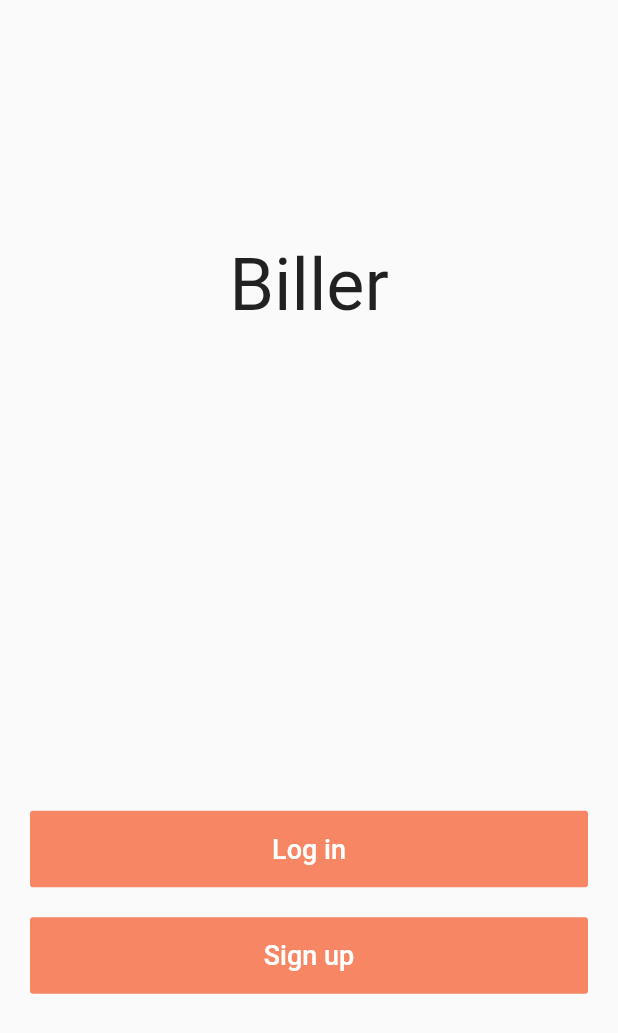
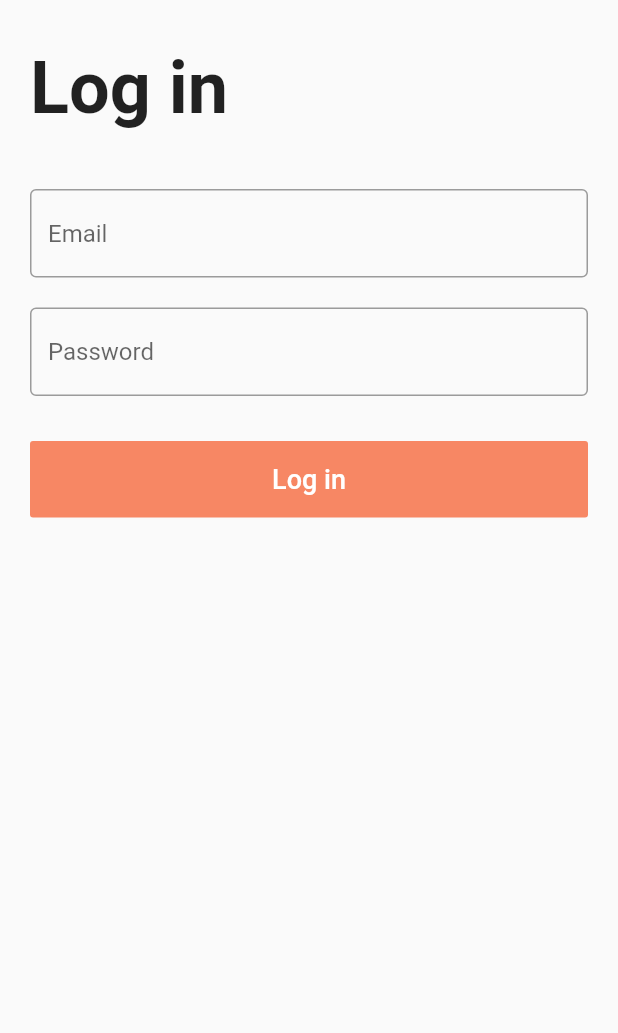
Before and after one commit to roshinkm17/BillMore, a Flutter app: the screen it shows after launch, after a tap on "Log in", on a phone screen of 412 x 824 dp. Shown: the top 1033 px of the screen. Run offline on Flutter 3.47's test engine with Material 2 defaults, Android fonts, the phone set to English and light mode, and no system bars; missing offline and left inert: backendless_sdk, gx_file_picker.

Commit message:
Backend connected

```diff
--- a/lib/main.dart
+++ b/lib/main.dart
@@ -1,14 +1,27 @@
+import 'package:biller/screens/home_screen.dart';
+import 'package:biller/screens/login_screen.dart';
 import 'package:biller/screens/registration_screen_one.dart';
 import 'package:biller/screens/registration_screen_three.dart';
 import 'package:biller/screens/registration_screen_two.dart';
 import 'package:biller/screens/welcome_screen.dart';
 import 'package:flutter/material.dart';
+import 'package:backendless_sdk/backendless_sdk.dart';
 
 void main() {
   runApp(MyApp());
 }
 
-class MyApp extends StatelessWidget {
+class MyApp extends StatefulWidget {
+  @override
+  _MyAppState createState() => _MyAppState();
+}
+
+class _MyAppState extends State<MyApp> {
+  initState(){
+    super.initState();
+    Backendless.initApp("C2FF4027-F6D2-C6BC-FF32-6C7A20EF4000", "852FC7C6-1FF6-497B-8B2F-641EA373D5E5", "C204D262-FFF2-4D3C-8606-6559BB1B1ECF");
+  }
+
   @override
   Widget build(BuildContext context) {
     return MaterialApp(
@@ -22,6 +35,8 @@ class MyApp extends StatelessWidget {
         RegistrationScreenOne.id: (context) => RegistrationScreenOne(),
         RegistrationScreenTwo.id: (context) => RegistrationScreenTwo(),
         RegistrationScreenThree.id: (context) => RegistrationScreenThree(),
+        LoginScreen.id: (context) => LoginScreen(),
+        HomeScreen.id: (context) => HomeScreen(),
       },
       initialRoute: WelcomeScreen.id,
     );
--- /dev/null
+++ b/lib/screens/login_screen.dart
@@ -0,0 +1,92 @@
+import 'package:biller/components/CustomInputField.dart';
+import 'package:biller/components/mainButton.dart';
+import 'package:flutter/material.dart';
+import 'package:backendless_sdk/backendless_sdk.dart';
+
+import 'home_screen.dart';
+
+
+class LoginScreen extends StatefulWidget {
+  LoginScreen({Key key}): super(key: key);
+  static String id = "login_screen_id";
+  @override
+  _LoginScreenState createState() => _LoginScreenState();
+}
+
+class _LoginScreenState extends State<LoginScreen> {
+  Future<int> userLogin(email, password) async{
+    try{
+      var res = await Backendless.userService.login(email, password, true);
+      return 1;
+    }catch(e){
+      return 0;
+    }
+  }
+  String email, password;
+  @override
+  Widget build(BuildContext context) {
+    return Scaffold(
+      body: Builder(
+        builder: (context) => SafeArea(
+          child: Padding(
+            padding: const EdgeInsets.symmetric(horizontal: 20, vertical: 30),
+            child: ListView(
+              children: [
+                Text(
+                  "Log in",
+                  style: TextStyle(
+                    fontSize: 48,
+                    fontWeight: FontWeight.bold
+                  ),
+                ),
+                SizedBox(height: 40),
+                CustomInputField(
+                  placeholder: "Email",
+                  onChanged: (value){
+                    setState(() {
+                      email = value;
+                    });
+                  },
+                ),
+                SizedBox(height: 20),
+                TextField(
+                  obscureText: true,
+                  decoration: InputDecoration(
+                    border: OutlineInputBorder(
+                      borderSide: BorderSide(color: Colors.black),
+                    ),
+                    hintText: "Password",
+                  ),
+                  onChanged: (value){
+                    setState(() {
+                      password = value;
+                    });
+                  },
+                ),
+                SizedBox(height: 30),
+                MainButton(
+                  buttonText: "Log in",
+                  onPressed: ()async {
+                    // Navigator.pushNamed(context, routeName);
+                    int res = await userLogin(email, password);
+                    if(res == 1){
+                      Navigator.of(context).pushReplacementNamed(HomeScreen.id);
+                    }
+                    else{
+                      final snackBar = SnackBar(
+                        content: Text('Invalid Username/ Password'),
+                        duration: Duration(seconds: 2),
+                      );
+                      Scaffold.of(context).showSnackBar(snackBar);
+                    }
+                    print("Log in");
+                  },
+                ),
+              ],
+            ),
+          ),
+        ),
+      ),
+    );
+  }
+}
--- a/lib/screens/registration_screen_two.dart
+++ b/lib/screens/registration_screen_two.dart
@@ -1,4 +1,5 @@
 
+import 'package:backendless_sdk/backendless_sdk.dart';
 import 'package:biller/components/CustomInputField.dart';
 import 'package:biller/components/mainButton.dart';
 import 'package:biller/screens/registration_screen_three.dart';
@@ -75,6 +76,21 @@ class _RegistrationScreenTwoState extends State<RegistrationScreenTwo> {
                     },
                   ),
                   SizedBox(height: 10),
+                  TextField(
+                    decoration: InputDecoration(
+                      border: OutlineInputBorder(
+                        borderSide: BorderSide(color: Colors.black),
+                      ),
+                      hintText: "Password",
+                    ),
+                    obscureText: true,
+                    onChanged: (value){
+                      setState(() {
+                        company.password = value;
+                      });
+                    }
+                  ),
+                  SizedBox(height: 10),
                   CustomInputField(
                     placeholder: "Mobile Number",
                     onChanged: (value) {
@@ -88,7 +104,11 @@ class _RegistrationScreenTwoState extends State<RegistrationScreenTwo> {
               SizedBox(height: 30),
               MainButton(
                 buttonText: "Continue",
-                onPressed: (){
+                onPressed: () async{
+                  BackendlessUser user = BackendlessUser();
+                  user.email = company.email;
+                  user.password = company.password;
+                  await Backendless.userService.register(user);
                   Navigator.pushNamed(context, RegistrationScreenThree.id);
                 },
               ),
--- a/lib/screens/welcome_screen.dart
+++ b/lib/screens/welcome_screen.dart
@@ -1,11 +1,43 @@
+import 'package:backendless_sdk/backendless_sdk.dart';
 import 'package:biller/components/mainButton.dart';
 import 'package:biller/screens/registration_screen_one.dart';
 import 'package:flutter/cupertino.dart';
 import 'package:flutter/material.dart';
 
-class WelcomeScreen extends StatelessWidget {
+import 'home_screen.dart';
+import 'login_screen.dart';
+
+class WelcomeScreen extends StatefulWidget {
   static String id = "welcome_screen_id";
   WelcomeScreen({Key key}) : super(key: key);
+
+  @override
+  _WelcomeScreenState createState() => _WelcomeScreenState();
+}
+
+class _WelcomeScreenState extends State<WelcomeScreen> {
+  @override
+  void initState() {
+    // TODO: implement initState
+    super.initState();
+    checkIfLoggedIn();
+  }
+  void checkIfLoggedIn() async{
+    var token = await Backendless.userService.getUserToken();
+    if(token != null && token.isNotEmpty){
+      //User already logged in
+      print("User found!");
+      var isValid = await Backendless.userService.isValidLogin();
+      if(isValid){
+        String currentUserObjectId = await Backendless.userService.loggedInUser();
+        var user = await  Backendless.data.of("Users").findById(currentUserObjectId);
+        Navigator.of(context).pushReplacementNamed(HomeScreen.id);
+      }
+    }
+    else{
+      print("No user found!");
+    }
+  }
   @override
   Widget build(BuildContext context) {
     return Scaffold(
@@ -26,7 +58,10 @@ class WelcomeScreen extends StatelessWidget {
               children: [
                 MainButton(
                   buttonText: "Log in",
-                  onPressed: () {},
+                  onPressed: () {
+                    print("Log in");
+                    Navigator.pushNamed(context, LoginScreen.id);
+                  },
                 ),
                 SizedBox(height: 20),
                 MainButton(
--- a/lib/utility/company.dart
+++ b/lib/utility/company.dart
@@ -8,4 +8,5 @@ class Company{
   String email;
   String mobile;
   File logo, signature;
+  String password;
 }
--- a/pubspec.yaml
+++ b/pubspec.yaml
@@ -12,6 +12,7 @@ dependencies:
 
   cupertino_icons: ^1.0.0
   gx_file_picker: ^1.9.0+2
+  backendless_sdk: ^6.1.0
 
 dev_dependencies:
   flutter_test:
```
Also changed, not shown: lib/screens/home_screen.dart (added, +15 -0 lines), pubspec.lock.
